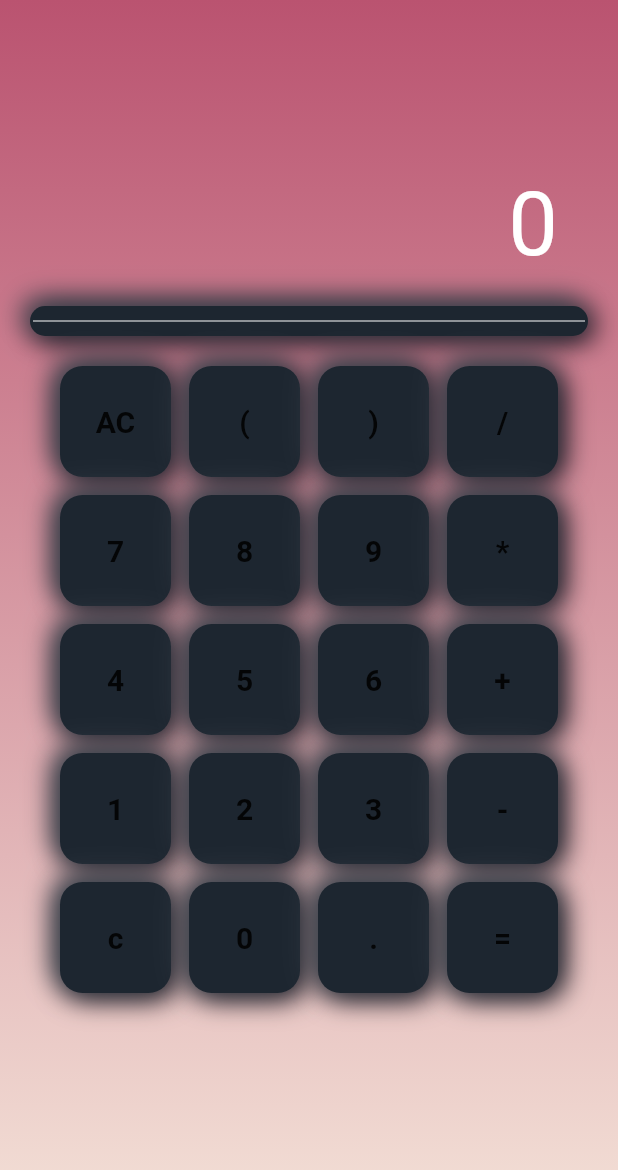
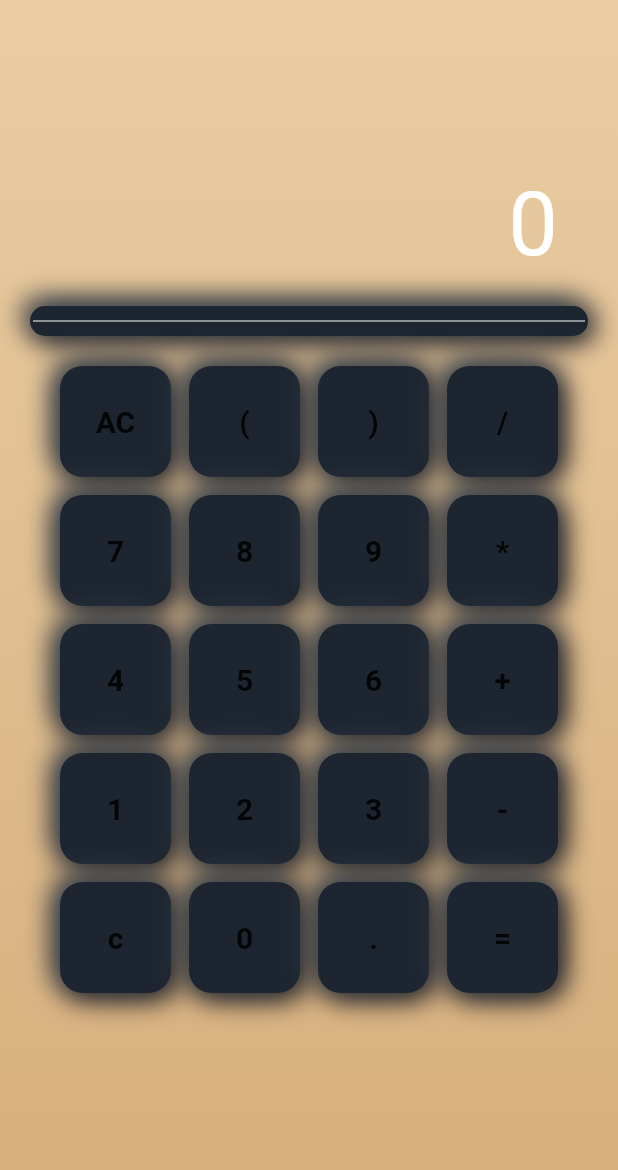
Before and after one commit to AnthonyBeerus/FlutterApp-Calculator, a Flutter app: the screen it shows after launch, on a phone screen of 412 x 824 dp. Shown: the top 1170 px of the screen. Run offline on Flutter 3.47's test engine with Material 2 defaults, Android fonts, the phone set to English and light mode, and no system bars.

Commit message:
Changed background color again

```diff
--- a/lib/pages/home.dart
+++ b/lib/pages/home.dart
@@ -54,7 +54,7 @@ class _HomePageState extends State<HomePage> {
       body: Container(
         decoration: BoxDecoration(
           gradient: LinearGradient(
-            colors:[Color(0xFFFBA5370), Color(0xFFFF4E2D8)],
+            colors:[Color(0xFFFEACDA3), Color(0xFFFD6AE7B)],
             begin: Alignment.topCenter,
             end: Alignment.bottomCenter,
           )
```
